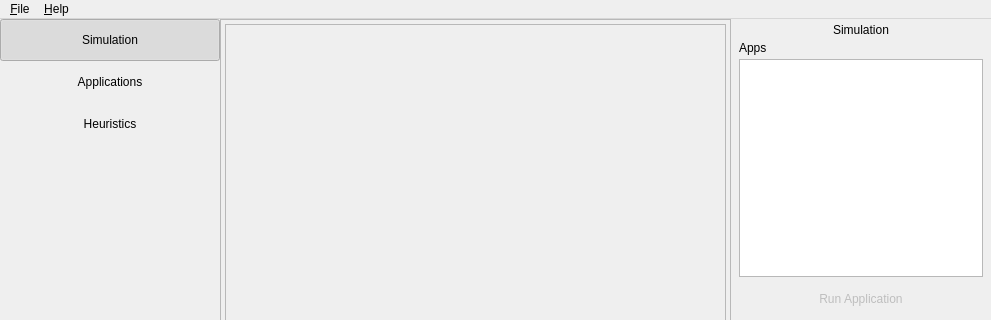
The window that mpsoc_se.ui (TheLinthus/MPSoC-Simulator) describes before a commit, drawn with Qt 5; both pictures show x 0 to 991 and y 0 to 320 of the 991 by 623 pixel window.
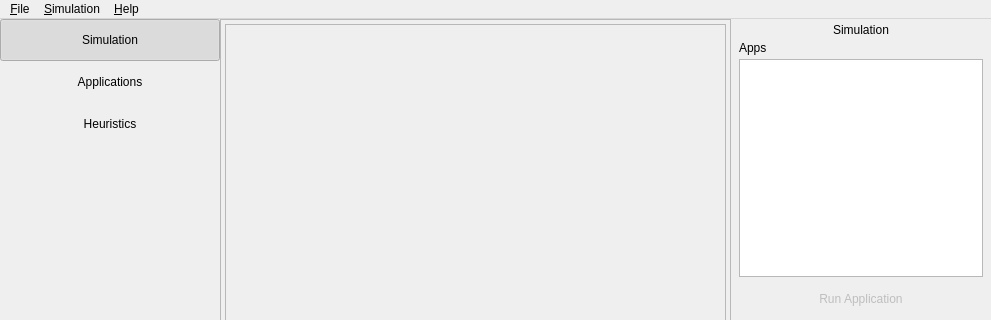
The same window after the commit. Icons and pictures are not drawn.

Patch:
```diff
--- a/mpsoc_se.ui
+++ b/mpsoc_se.ui
@@ -707,7 +707,19 @@
     <addaction name="actionShow_Help"/>
     <addaction name="actionAbout"/>
    </widget>
+   <widget class="QMenu" name="menuSimulation">
+    <property name="title">
+     <string>&amp;Simulation</string>
+    </property>
+    <addaction name="actionAdd_MPSoC"/>
+    <addaction name="separator"/>
+    <addaction name="action_Reset_Simulation"/>
+    <addaction name="actionStep_Back"/>
+    <addaction name="actionStep_Foward"/>
+    <addaction name="actionAuto_Step"/>
+   </widget>
    <addaction name="menuFile"/>
+   <addaction name="menuSimulation"/>
    <addaction name="menuHelp"/>
   </widget>
   <widget class="QStatusBar" name="statusBar">
```
Left out of the diff: 133 changed lines with no effect on the pictures.
